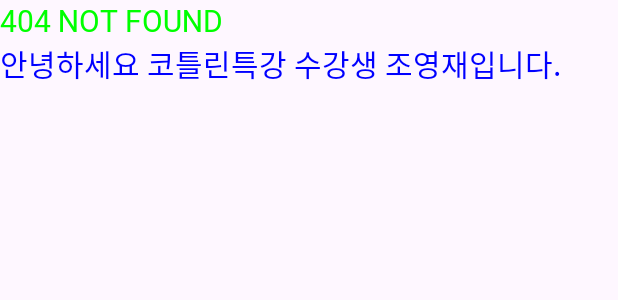
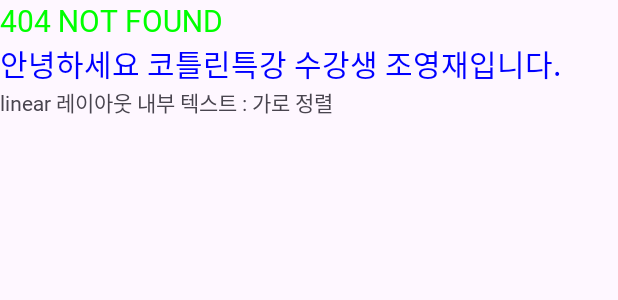
Before and after one commit to mnyu123/Kotlin_Study, an Android app: the layout activity_main.xml on its own in the app's theme, with its tools: preview values and no code run, on a phone screen of 412 x 824 dp. Shown: the top 300 px of the screen. Run offline under Robolectric (Android 15) with nearby library versions, the phone set to English and light mode, and no system bars.

Commit message:
레이아웃 강의 종료

```diff
--- a/app/src/main/res/layout/activity_main.xml
+++ b/app/src/main/res/layout/activity_main.xml
@@ -24,5 +24,27 @@
         android:textColor="#0000FF"
         android:textSize="20dp" />
 
+    <LinearLayout
+        android:layout_width="wrap_content"
+        android:layout_height="wrap_content"
+        android:orientation="horizontal">
+
+        <TextView
+            android:layout_width="wrap_content"
+            android:layout_height="wrap_content"
+            android:fontFamily="@font/gowundodumregular"
+            android:text="linear 레이아웃 내부 텍스트 : ">
+
+        </TextView>
+
+        <TextView
+            android:layout_width="wrap_content"
+            android:layout_height="wrap_content"
+            android:fontFamily="@font/gowundodumregular"
+            android:text="가로 정렬">
+
+        </TextView>
+    </LinearLayout>
+
 
 </LinearLayout>
```
